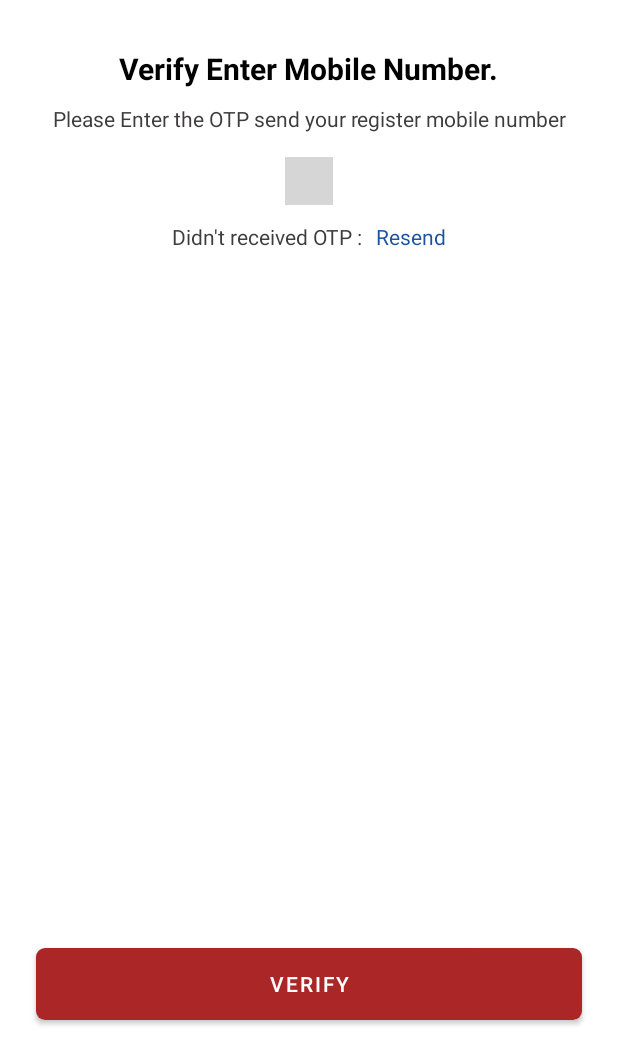
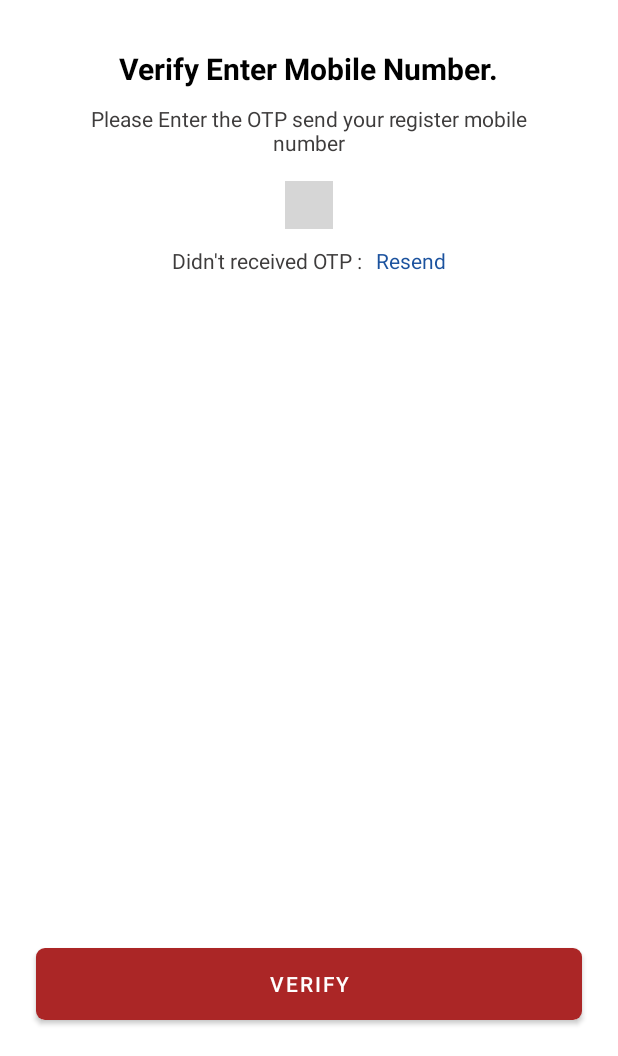
Before and after one commit to guddulawaniya/meridean_app, an Android app: the layout activity_verify_otp.xml on its own in the app's theme, with its tools: preview values and no code run, on a phone screen of 412 x 824 dp, the part 180-1236 px from its top. Run offline under Robolectric (Android 15) with nearby library versions, the phone set to English and light mode, and no system bars; plain views replace PinView; grey boxes are pictures that could not be loaded.

Commit message:
final backup 28-04-2023 friday

```diff
--- a/app/src/main/java/com/example/meridean/verify_OTP_Activity.java
+++ b/app/src/main/java/com/example/meridean/verify_OTP_Activity.java
@@ -105,8 +105,6 @@ public class verify_OTP_Activity extends AppCompatActivity {
     void timecounter()
     {
 
-
-
         new CountDownTimer(30000,1000)
         {
 
--- a/app/src/main/res/layout/activity_verify_otp.xml
+++ b/app/src/main/res/layout/activity_verify_otp.xml
@@ -29,14 +29,12 @@
                 android:orientation="vertical">
 
                 <ImageView
-                    android:id="@+id/imageView10"
                     android:layout_width="80dp"
                     android:layout_height="80dp"
                     android:layout_marginTop="40dp"
                     app:srcCompat="@drawable/logo_symbol_colour" />
 
                 <TextView
-                    android:id="@+id/textView12"
                     android:layout_width="wrap_content"
                     android:layout_height="wrap_content"
                     android:layout_marginTop="32dp"
@@ -49,8 +47,10 @@
                     android:id="@+id/textView11"
                     android:layout_width="match_parent"
                     android:layout_height="wrap_content"
+                    android:layout_marginStart="35dp"
+
                     android:layout_marginTop="10dp"
-
+                    android:layout_marginEnd="35dp"
                     android:gravity="center"
                     android:text="Please Enter the OTP send your register mobile number"
                     android:textColor="@color/textcolor"
```
